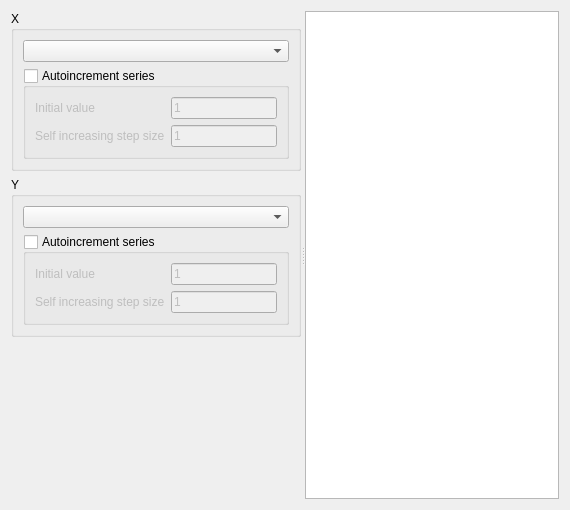
First picture: the form in src/DAGui/DAChartAddXYSeriesWidget.ui, repository czyt1988/data-workbench, before the edit.
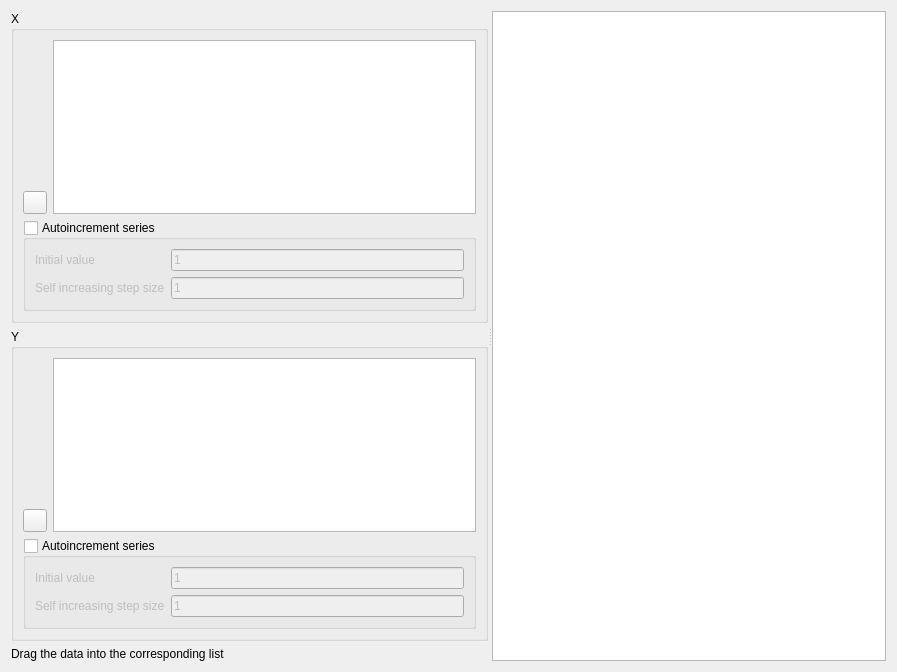
Second picture: the form after the edit. Icons and pictures are not drawn. Custom widgets are drawn as their Qt base class.

The edit to the form file:
```diff
--- a/src/DAGui/DAChartAddXYSeriesWidget.ui
+++ b/src/DAGui/DAChartAddXYSeriesWidget.ui
@@ -6,30 +6,21 @@
    <rect>
     <x>0</x>
     <y>0</y>
-    <width>570</width>
-    <height>510</height>
+    <width>897</width>
+    <height>672</height>
    </rect>
   </property>
   <property name="windowTitle">
    <string>Add XY Series</string>
   </property>
-  <layout class="QVBoxLayout" name="verticalLayout_4">
+  <layout class="QVBoxLayout" name="verticalLayout_2">
    <item>
     <widget class="QSplitter" name="splitter">
-     <property name="sizePolicy">
-      <sizepolicy hsizetype="Expanding" vsizetype="Expanding">
-       <horstretch>0</horstretch>
-       <verstretch>0</verstretch>
-      </sizepolicy>
-     </property>
      <property name="orientation">
       <enum>Qt::Horizontal</enum>
      </property>
      <widget class="QWidget" name="layoutWidget">
-      <layout class="QVBoxLayout" name="verticalLayout_3">
-       <item>
-        <layout class="QHBoxLayout" name="horizontalLayout"/>
-       </item>
+      <layout class="QVBoxLayout" name="verticalLayout">
        <item>
         <widget class="DA::DACollapsibleGroupBox" name="groupBoxX">
          <property name="title">
@@ -38,11 +29,22 @@
          <property name="flat">
           <bool>true</bool>
          </property>
-         <layout class="QVBoxLayout" name="verticalLayout">
-          <item>
-           <widget class="DA::DADataManagerComboBox" name="comboBoxX"/>
+         <layout class="QGridLayout" name="gridLayout_4">
+          <item row="0" column="1" rowspan="2">
+           <widget class="DA::DAPySeriesListView" name="listViewX"/>
           </item>
-          <item>
+          <item row="1" column="0">
+           <widget class="QToolButton" name="toolButtonRemoveFromX">
+            <property name="text">
+             <string/>
+            </property>
+            <property name="icon">
+             <iconset resource="icon.qrc">
+              <normaloff>:/DAGui/icon/left-remove.svg</normaloff>:/DAGui/icon/left-remove.svg</iconset>
+            </property>
+           </widget>
+          </item>
+          <item row="2" column="0" colspan="2">
            <widget class="QGroupBox" name="groupBoxXAutoincrement">
             <property name="title">
              <string>Autoincrement series</string>
@@ -92,18 +94,29 @@
         </widget>
        </item>
        <item>
-        <widget class="DA::DACollapsibleGroupBox" name="groupBox">
+        <widget class="DA::DACollapsibleGroupBox" name="groupBoxY">
          <property name="title">
           <string>Y</string>
          </property>
          <property name="flat">
           <bool>true</bool>
          </property>
-         <layout class="QVBoxLayout" name="verticalLayout_2">
-          <item>
-           <widget class="DA::DADataManagerComboBox" name="comboBoxY"/>
+         <layout class="QGridLayout" name="gridLayout_3">
+          <item row="0" column="1" rowspan="2">
+           <widget class="DA::DAPySeriesListView" name="listViewY"/>
           </item>
-          <item>
+          <item row="1" column="0">
+           <widget class="QToolButton" name="toolButtonRemoveFromY">
+            <property name="text">
+             <string/>
+            </property>
+            <property name="icon">
+             <iconset resource="icon.qrc">
+              <normaloff>:/DAGui/icon/left-remove.svg</normaloff>:/DAGui/icon/left-remove.svg</iconset>
+            </property>
+           </widget>
+          </item>
+          <item row="2" column="0" colspan="2">
            <widget class="QGroupBox" name="groupBoxYAutoincrement">
             <property name="title">
              <string>Autoincrement series</string>
@@ -160,11 +173,21 @@
          <property name="sizeHint" stdset="0">
           <size>
            <width>20</width>
-           <height>40</height>
+           <height>18</height>
           </size>
          </property>
         </spacer>
        </item>
+       <item>
+        <widget class="QLabel" name="label">
+         <property name="text">
+          <string>Drag the data into the corresponding list</string>
+         </property>
+         <property name="alignment">
+          <set>Qt::AlignBottom|Qt::AlignLeading|Qt::AlignLeft</set>
+         </property>
+        </widget>
+       </item>
       </layout>
      </widget>
      <widget class="DA::DAPySeriesTableView" name="tableViewXY"/>
@@ -173,11 +196,6 @@
   </layout>
  </widget>
  <customwidgets>
-  <customwidget>
-   <class>DA::DADataManagerComboBox</class>
-   <extends>QComboBox</extends>
-   <header>DADataManagerComboBox.h</header>
-  </customwidget>
   <customwidget>
    <class>DA::DACollapsibleGroupBox</class>
    <extends>QGroupBox</extends>
@@ -189,6 +207,11 @@
    <extends>QTableView</extends>
    <header>DAPySeriesTableView.h</header>
   </customwidget>
+  <customwidget>
+   <class>DA::DAPySeriesListView</class>
+   <extends>QListView</extends>
+   <header>DAPySeriesListView.h</header>
+  </customwidget>
  </customwidgets>
  <resources/>
  <connections/>
```
Left out of the diff: 71 changed lines with no effect on the pictures.
